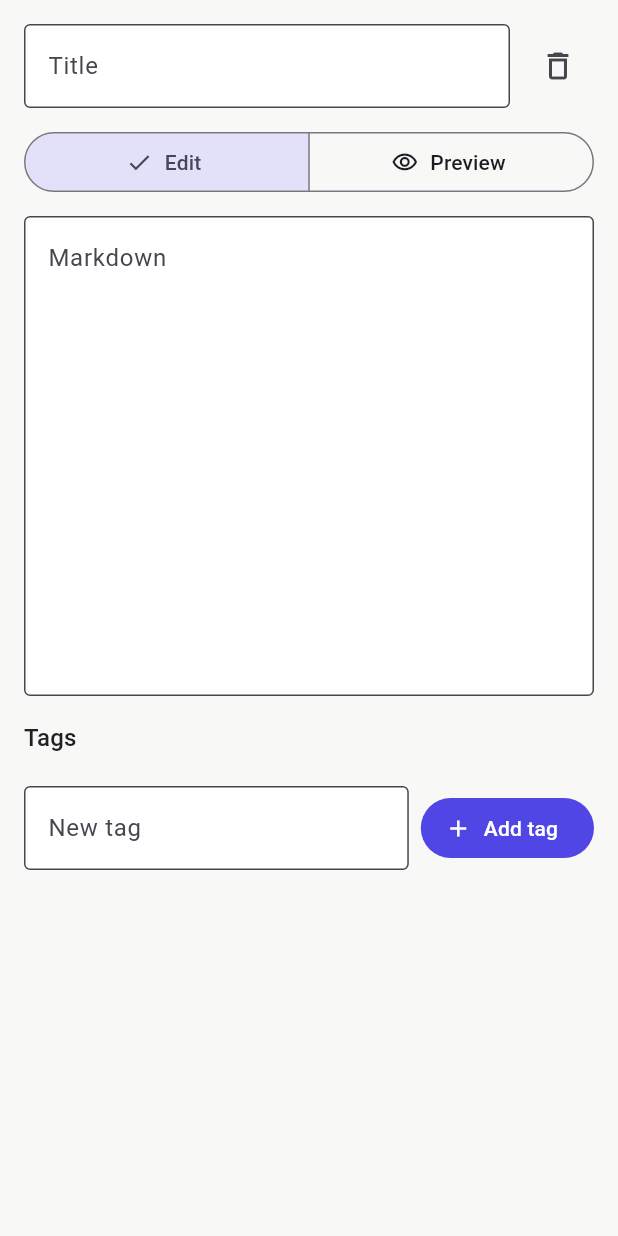
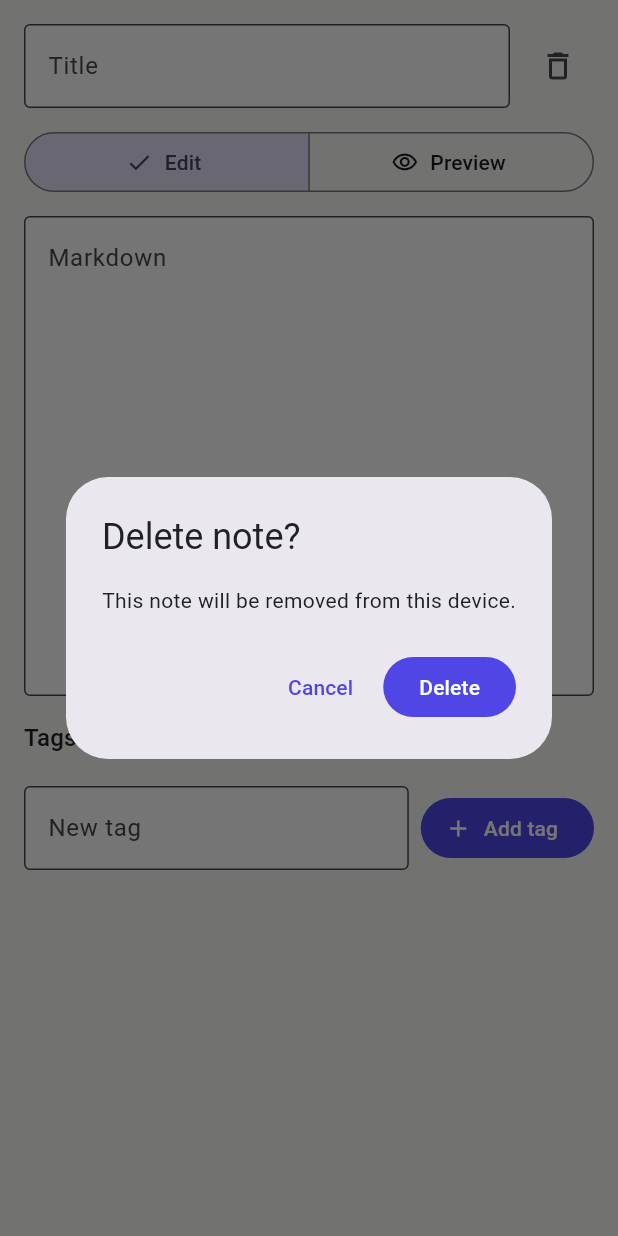
Before and after one commit to RippleOrApple/SimpleNote, a Flutter app: the _NoteEditor widget shown alone on an empty page, opened directly with empty values, after a tap on the "delete outline" icon, on a phone screen of 412 x 824 dp. Run offline on Flutter 3.47's test engine with Material 3 defaults, Android fonts, the phone set to English and light mode, and no system bars; our stand-ins replace drift, flutter_markdown, flutter_riverpod; accounts and stored records are empty; generated files the repository leaves out were written again.

Commit message:
Add phase 7 experience polish

```diff
--- a/lib/features/notes/presentation/notes_page.dart
+++ b/lib/features/notes/presentation/notes_page.dart
@@ -74,6 +74,7 @@ class _NotesWorkspace extends ConsumerWidget {
                   content: value,
                 ),
                 onDelete: () => controller.deleteNote(state.selectedNote!.id),
+                onBack: isWide ? null : controller.clearSelection,
                 onPreviewModeChanged: controller.setPreviewMode,
                 onCreateTag: controller.createTag,
                 onToggleTag: controller.toggleTagForSelectedNote,
@@ -238,6 +239,7 @@ class _NoteEditor extends StatefulWidget {
     required this.onPreviewModeChanged,
     required this.onCreateTag,
     required this.onToggleTag,
+    this.onBack,
   });
 
   final Note note;
@@ -246,10 +248,11 @@ class _NoteEditor extends StatefulWidget {
   final bool previewMode;
   final ValueChanged<String> onTitleChanged;
   final ValueChanged<String> onContentChanged;
-  final VoidCallback onDelete;
+  final Future<void> Function() onDelete;
   final ValueChanged<bool> onPreviewModeChanged;
   final ValueChanged<String> onCreateTag;
   final ValueChanged<String> onToggleTag;
+  final VoidCallback? onBack;
 
   @override
   State<_NoteEditor> createState() => _NoteEditorState();
@@ -296,6 +299,15 @@ class _NoteEditorState extends State<_NoteEditor> {
       children: [
         Row(
           children: [
+            if (widget.onBack != null) ...[
+              IconButton(
+                key: const Key('note-back-button'),
+                tooltip: 'Back to notes',
+                onPressed: widget.onBack,
+                icon: const Icon(Icons.arrow_back),
+              ),
+              const SizedBox(width: 8),
+            ],
             Expanded(
               child: TextField(
                 key: const Key('note-title-field'),
@@ -310,7 +322,7 @@ class _NoteEditorState extends State<_NoteEditor> {
             const SizedBox(width: 8),
             IconButton(
               tooltip: 'Delete note',
-              onPressed: widget.onDelete,
+              onPressed: _confirmDelete,
               icon: const Icon(Icons.delete_outline),
             ),
           ],
@@ -407,4 +419,34 @@ class _NoteEditorState extends State<_NoteEditor> {
     widget.onCreateTag(value);
     _tagController.clear();
   }
+
+  Future<void> _confirmDelete() async {
+    final confirmed = await showDialog<bool>(
+      context: context,
+      builder: (context) => AlertDialog(
+        title: const Text('Delete note?'),
+        content: const Text('This note will be removed from this device.'),
+        actions: [
+          TextButton(
+            onPressed: () => Navigator.of(context).pop(false),
+            child: const Text('Cancel'),
+          ),
+          FilledButton(
+            onPressed: () => Navigator.of(context).pop(true),
+            child: const Text('Delete'),
+          ),
+        ],
+      ),
+    );
+    if (confirmed != true || !mounted) {
+      return;
+    }
+    await widget.onDelete();
+    if (!mounted) {
+      return;
+    }
+    ScaffoldMessenger.of(context).showSnackBar(
+      const SnackBar(content: Text('Note deleted')),
+    );
+  }
 }
```
Also changed, not shown: lib/features/notes/application/notes_controller.dart (+12 -1 lines), lib/features/todos/application/todos_controller.dart (+12 -1 lines), lib/features/todos/presentation/todos_page.dart (+45 -3 lines), 5 other files.
